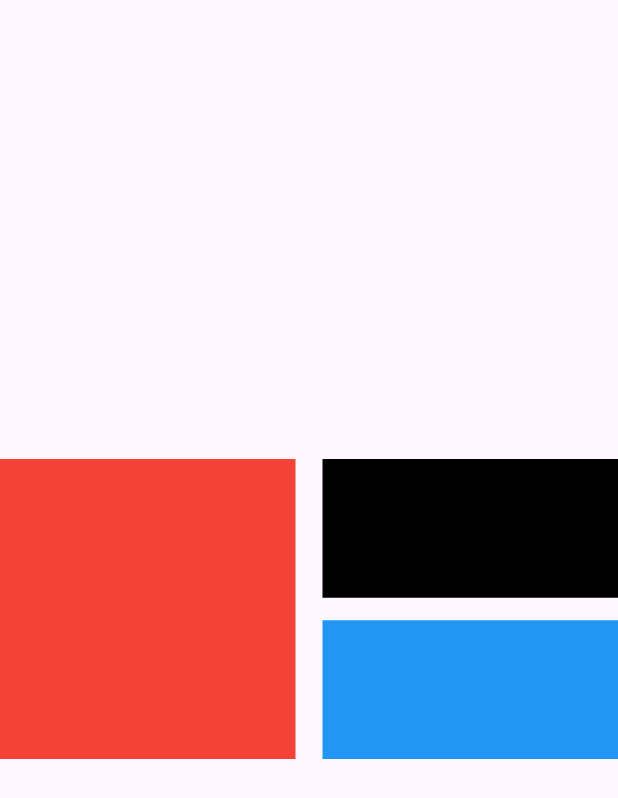
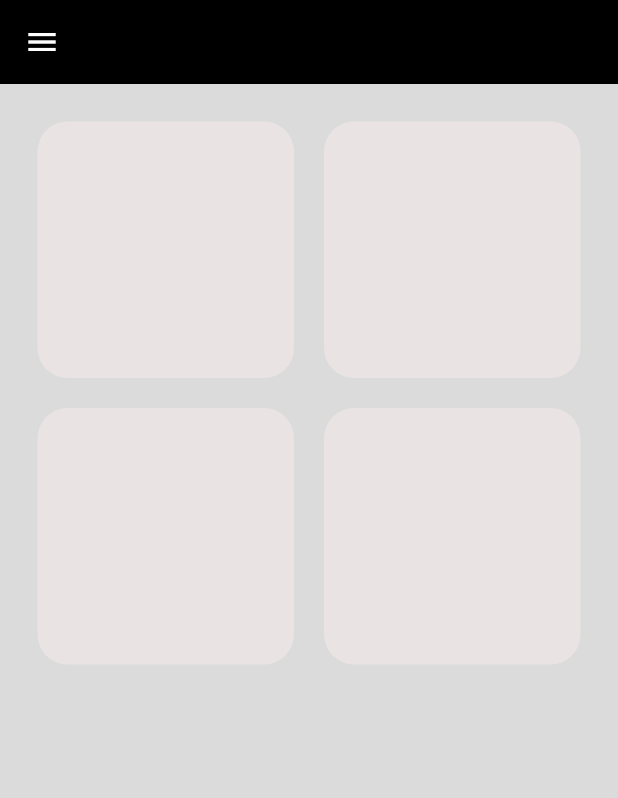
Before and after one commit to osa989/responsive_app, a Flutter app: the screen it shows after launch, on a phone screen of 412 x 824 dp. Shown: the top 798 px of the screen. Run offline on Flutter 3.47's test engine with Material 3 defaults, Android fonts, the phone set to English and light mode, and no system bars.

Commit message:
make a simple gridview.builder

```diff
--- a/lib/main.dart
+++ b/lib/main.dart
@@ -1,11 +1,13 @@
+// import 'package:responsive_app/widgets/adaptive_app.dart';
+// import 'package:responsive_app/widgets/aspect_ratio.dart';
+// import 'package:responsive_app/widgets/expanded_widget.dart';
+// import 'package:responsive_app/widgets/fitted_box.dart';
+// import 'package:responsive_app/widgets/flexible_widget.dart';
+// import 'package:responsive_app/widgets/intrinsic_widgets.dart';
+// import 'package:responsive_app/widgets/layout_builder.dart';
+// import 'package:responsive_app/widgets/media_query.dart';
 import 'package:flutter/material.dart';
-import 'package:responsive_app/widgets/aspect_ratio.dart';
-import 'package:responsive_app/widgets/expanded_widget.dart';
-import 'package:responsive_app/widgets/fitted_box.dart';
-import 'package:responsive_app/widgets/flexible_widget.dart';
-import 'package:responsive_app/widgets/intrinsic_widgets.dart';
-import 'package:responsive_app/widgets/layout_builder.dart';
-import 'package:responsive_app/widgets/media_query.dart';
+import 'package:responsive_app/views/simple_design.dart';
 
 void main() {
   runApp(const ResponsiveTest());
@@ -19,8 +21,15 @@ class ResponsiveTest extends StatelessWidget {
     return MaterialApp(
       debugShowCheckedModeBanner: false,
       home: Scaffold(
-        appBar: AppBar(),
-        body: const IntrinsicWidgets(),
+        backgroundColor: const Color(0xffDBDBDB),
+        appBar: AppBar(
+          backgroundColor: Colors.black,
+          leading: const Icon(
+            Icons.menu,
+            color: Colors.white,
+          ),
+        ),
+        body: const SimpleDesign(),
       ),
     );
   }
@@ -32,3 +41,4 @@ class ResponsiveTest extends StatelessWidget {
 // FittedBoxWidget
 //AspectRatioExample
 //IntrinsicWidgets
+//SimpleDesign
--- /dev/null
+++ b/lib/views/simple_design.dart
@@ -0,0 +1,29 @@
+import 'package:flutter/material.dart';
+
+class SimpleDesign extends StatelessWidget {
+  const SimpleDesign({super.key});
+
+  @override
+  Widget build(BuildContext context) {
+    return GridView.builder(
+      primary: false,
+      padding: const EdgeInsets.all(20),
+      gridDelegate: const SliverGridDelegateWithFixedCrossAxisCount(
+        crossAxisCount: 2,
+        crossAxisSpacing: 10,
+        mainAxisSpacing: 10,
+      ),
+      itemCount: 4,
+      itemBuilder: (context, index) {
+        return Padding(
+          padding: const EdgeInsets.all(5),
+          child: Container(
+            decoration: const BoxDecoration(
+                color: Color.fromARGB(255, 233, 227, 227),
+                borderRadius: BorderRadius.all(Radius.circular(20))),
+          ),
+        );
+      },
+    );
+  }
+}
--- a/lib/widgets/layout_builder.dart
+++ b/lib/widgets/layout_builder.dart
@@ -1,4 +1,4 @@
-import 'dart:developer';
+// import 'dart:developer';
 
 import 'package:flutter/material.dart';
 
```
